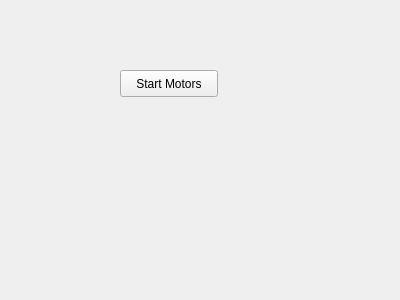
Qt form src/stan_ui/resource/stan_ui_widget.ui (david-beaudette/stan-head) before a commit.
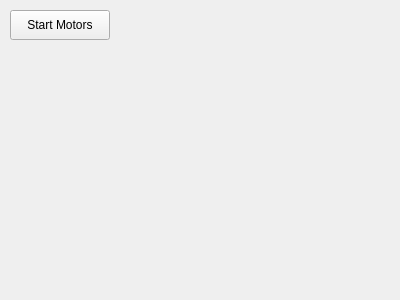
The same form after that commit. Icons and pictures are not drawn.

What changed in the file:
```diff
--- a/src/stan_ui/resource/stan_ui_widget.ui
+++ b/src/stan_ui/resource/stan_ui_widget.ui
@@ -19,10 +19,10 @@
   <widget class="QPushButton" name="StartMotorButton">
    <property name="geometry">
     <rect>
-     <x>120</x>
-     <y>70</y>
-     <width>98</width>
-     <height>27</height>
+     <x>10</x>
+     <y>10</y>
+     <width>100</width>
+     <height>30</height>
     </rect>
    </property>
    <property name="text">
```
Left out of the diff: 2 changed lines with no effect on the pictures.
